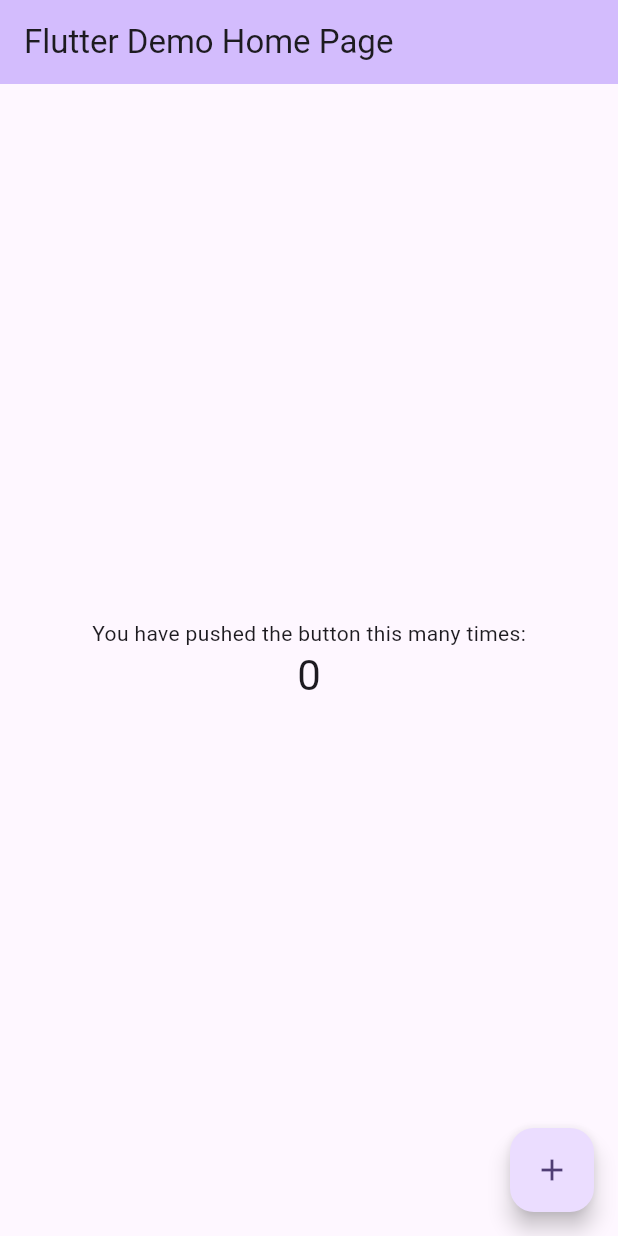
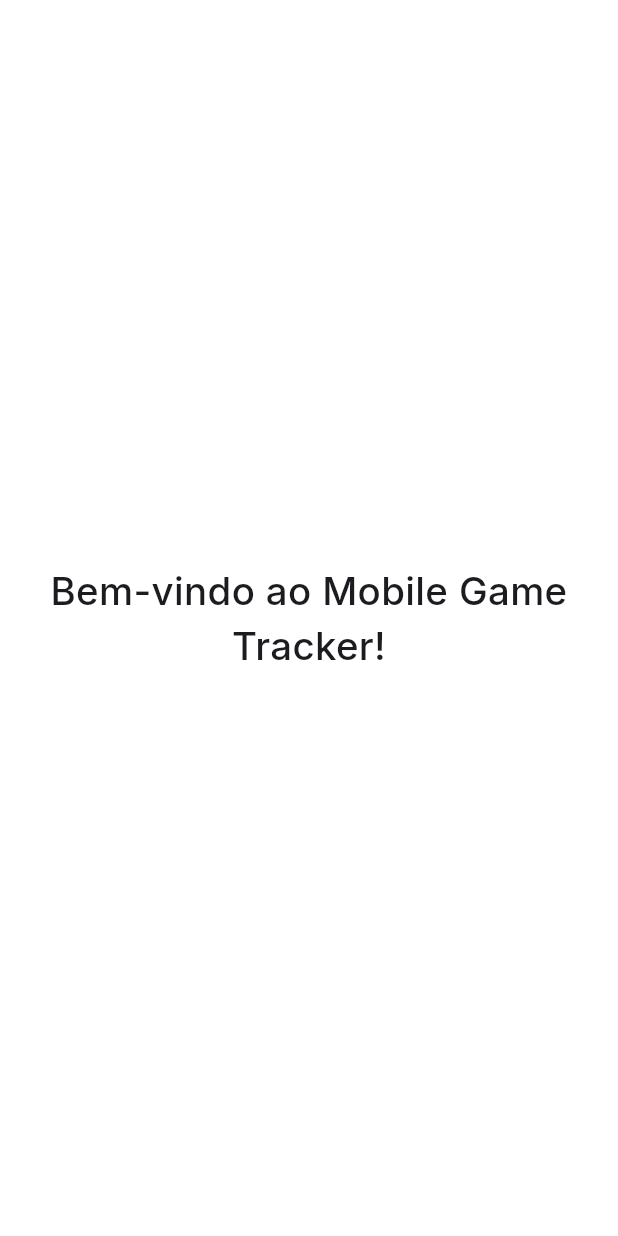
Before and after one commit to gfloriano11/mobile-game-tracker, a Flutter app: the screen it shows after launch, on a phone screen of 412 x 824 dp. Run offline on Flutter 3.47's test engine with Material 3 defaults, Android fonts, the phone set to English and light mode, and no system bars; our stand-ins replace go_router, google_fonts.

Commit message:
feat: start mobile game tracker

```diff
--- /dev/null
+++ b/lib/app/app_router.dart
@@ -0,0 +1,11 @@
+import 'package:go_router/go_router.dart';
+import 'package:mobile_game_tracker/screens/collection.dart';
+import 'package:mobile_game_tracker/screens/dashboard.dart';
+
+final GoRouter appRouter = GoRouter(
+  initialLocation: '/',
+  routes: [
+    GoRoute(path: '/', builder: (context, state) => const Dashboard()),
+    GoRoute(path: '/games', builder: (context, state) => const Collection()),
+  ],
+);
--- a/lib/main.dart
+++ b/lib/main.dart
@@ -1,122 +1,18 @@
 import 'package:flutter/material.dart';
+import 'package:mobile_game_tracker/app/app_router.dart';
 
 void main() {
-  runApp(const MyApp());
+  runApp(const MainApp());
 }
 
-class MyApp extends StatelessWidget {
-  const MyApp({super.key});
+class MainApp extends StatelessWidget {
+  const MainApp({super.key});
 
-  // This widget is the root of your application.
   @override
   Widget build(BuildContext context) {
-    return MaterialApp(
-      title: 'Flutter Demo',
-      theme: ThemeData(
-        // This is the theme of your application.
-        //
-        // TRY THIS: Try running your application with "flutter run". You'll see
-        // the application has a purple toolbar. Then, without quitting the app,
-        // try changing the seedColor in the colorScheme below to Colors.green
-        // and then invoke "hot reload" (save your changes or press the "hot
-        // reload" button in a Flutter-supported IDE, or press "r" if you used
-        // the command line to start the app).
-        //
-        // Notice that the counter didn't reset back to zero; the application
-        // state is not lost during the reload. To reset the state, use hot
-        // restart instead.
-        //
-        // This works for code too, not just values: Most code changes can be
-        // tested with just a hot reload.
-        colorScheme: .fromSeed(seedColor: Colors.deepPurple),
-      ),
-      home: const MyHomePage(title: 'Flutter Demo Home Page'),
+    return MaterialApp.router(
+      routerConfig: appRouter,
+      theme: ThemeData(scaffoldBackgroundColor: Colors.white),
     );
   }
 }
-
-class MyHomePage extends StatefulWidget {
-  const MyHomePage({super.key, required this.title});
-
-  // This widget is the home page of your application. It is stateful, meaning
-  // that it has a State object (defined below) that contains fields that affect
-  // how it looks.
-
-  // This class is the configuration for the state. It holds the values (in this
-  // case the title) provided by the parent (in this case the App widget) and
-  // used by the build method of the State. Fields in a Widget subclass are
-  // always marked "final".
-
-  final String title;
-
-  @override
-  State<MyHomePage> createState() => _MyHomePageState();
-}
-
-class _MyHomePageState extends State<MyHomePage> {
-  int _counter = 0;
-
-  void _incrementCounter() {
-    setState(() {
-      // This call to setState tells the Flutter framework that something has
-      // changed in this State, which causes it to rerun the build method below
-      // so that the display can reflect the updated values. If we changed
-      // _counter without calling setState(), then the build method would not be
-      // called again, and so nothing would appear to happen.
-      _counter++;
-    });
-  }
-
-  @override
-  Widget build(BuildContext context) {
-    // This method is rerun every time setState is called, for instance as done
-    // by the _incrementCounter method above.
-    //
-    // The Flutter framework has been optimized to make rerunning build methods
-    // fast, so that you can just rebuild anything that needs updating rather
-    // than having to individually change instances of widgets.
-    return Scaffold(
-      appBar: AppBar(
-        // TRY THIS: Try changing the color here to a specific color (to
-        // Colors.amber, perhaps?) and trigger a hot reload to see the AppBar
-        // change color while the other colors stay the same.
-        backgroundColor: Theme.of(context).colorScheme.inversePrimary,
-        // Here we take the value from the MyHomePage object that was created by
-        // the App.build method, and use it to set our appbar title.
-        title: Text(widget.title),
-      ),
-      body: Center(
-        // Center is a layout widget. It takes a single child and positions it
-        // in the middle of the parent.
-        child: Column(
-          // Column is also a layout widget. It takes a list of children and
-          // arranges them vertically. By default, it sizes itself to fit its
-          // children horizontally, and tries to be as tall as its parent.
-          //
-          // Column has various properties to control how it sizes itself and
-          // how it positions its children. Here we use mainAxisAlignment to
-          // center the children vertically; the main axis here is the vertical
-          // axis because Columns are vertical (the cross axis would be
-          // horizontal).
-          //
-          // TRY THIS: Invoke "debug painting" (choose the "Toggle Debug Paint"
-          // action in the IDE, or press "p" in the console), to see the
-          // wireframe for each widget.
-          mainAxisAlignment: .center,
-          children: [
-            const Text('You have pushed the button this many times:'),
-            Text(
-              '$_counter',
-              style: Theme.of(context).textTheme.headlineMedium,
-            ),
-          ],
-        ),
-      ),
-      floatingActionButton: FloatingActionButton(
-        onPressed: _incrementCounter,
-        tooltip: 'Increment',
-        child: const Icon(Icons.add),
-      ),
-    );
-  }
-}
--- /dev/null
+++ b/lib/screens/dashboard.dart
@@ -0,0 +1,23 @@
+import 'package:flutter/material.dart';
+import 'package:mobile_game_tracker/widgets/dashboard/main_text.dart';
+
+class Dashboard extends StatelessWidget {
+  const Dashboard({super.key});
+
+  @override
+  Widget build(BuildContext context) {
+    return Scaffold(
+      body: Center(
+        child: Column(
+          mainAxisAlignment: MainAxisAlignment.center,
+          children: [
+            MainText(),
+            Row(
+              children: [],
+            )
+          ],
+        ),
+      ),
+    );
+  }
+}
--- /dev/null
+++ b/lib/widgets/dashboard/main_text.dart
@@ -0,0 +1,16 @@
+import 'package:flutter/material.dart';
+import 'package:google_fonts/google_fonts.dart';
+
+class MainText extends StatelessWidget {
+  const MainText({super.key});
+
+  @override
+  Widget build(BuildContext context) {
+    return Text(
+      "Bem-vindo ao Mobile Game Tracker!",
+      textScaler: TextScaler.linear(1.6),
+      style: GoogleFonts.inter(fontSize: 16, fontWeight: FontWeight.w500),
+      textAlign: TextAlign.center,
+    );
+  }
+}
```
Also changed, not shown: assets/games.json (added, +103 -0 lines), lib/app/app.dart (added, +22 -0 lines), lib/screens/collection.dart (added, +16 -0 lines), lib/widgets/dashboard/info.dart (added, +16 -0 lines), pubspec.yaml (+5 -35 lines), assets/games/images/minecraft.jpg (added), pubspec.lock, 3 other files.
